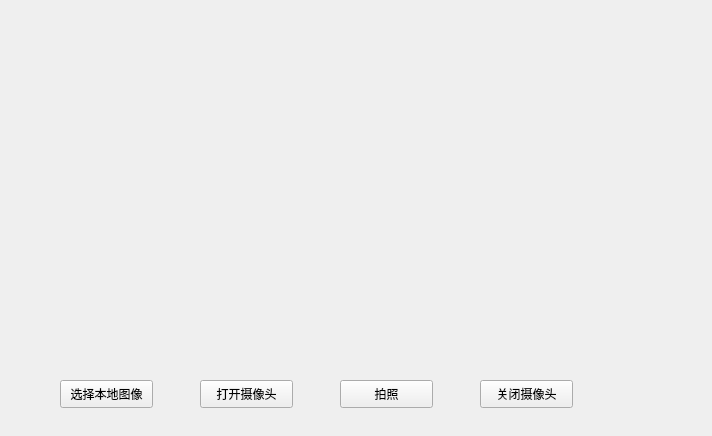
Old version of the form FaceRecognition/facerec.ui in the repository mangzhongGit/FaceRecognition.
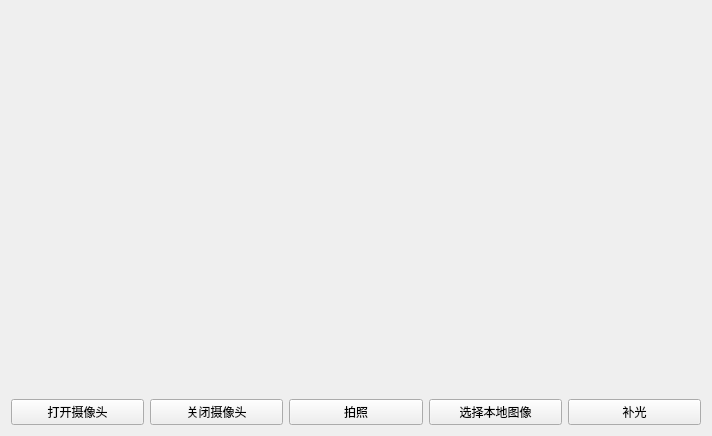
New version of the form.

Commit message: 补光算法初步完成

The edit to the form file:
```diff
--- a/FaceRecognition/facerec.ui
+++ b/FaceRecognition/facerec.ui
@@ -13,71 +13,65 @@
   <property name="windowTitle">
    <string>Form</string>
   </property>
-  <widget class="QPushButton" name="localImgButton">
-   <property name="geometry">
-    <rect>
-     <x>60</x>
-     <y>380</y>
-     <width>93</width>
-     <height>28</height>
-    </rect>
-   </property>
-   <property name="text">
-    <string>选择本地图像</string>
-   </property>
-  </widget>
+  <layout class="QVBoxLayout" name="verticalLayout">
+   <item>
+    <layout class="QHBoxLayout" name="horizontalLayout_2">
+     <item>
   <widget class="QLabel" name="label">
-   <property name="geometry">
-    <rect>
-     <x>160</x>
-     <y>20</y>
-     <width>391</width>
-     <height>281</height>
-    </rect>
-   </property>
+       <property name="text">
+        <string/>
+       </property>
+      </widget>
+     </item>
+     <item>
+      <widget class="QLabel" name="label_2">
    <property name="text">
     <string/>
    </property>
   </widget>
+     </item>
+    </layout>
+   </item>
+   <item>
+    <layout class="QHBoxLayout" name="horizontalLayout">
+     <item>
   <widget class="QPushButton" name="openCameraButton">
-   <property name="geometry">
-    <rect>
-     <x>200</x>
-     <y>380</y>
-     <width>93</width>
-     <height>28</height>
-    </rect>
-   </property>
    <property name="text">
     <string>打开摄像头</string>
    </property>
   </widget>
-  <widget class="QPushButton" name="takePhotoButton">
-   <property name="geometry">
-    <rect>
-     <x>340</x>
-     <y>380</y>
-     <width>93</width>
-     <height>28</height>
-    </rect>
-   </property>
-   <property name="text">
-    <string>拍照</string>
-   </property>
-  </widget>
+     </item>
+     <item>
   <widget class="QPushButton" name="closeCameraButton">
-   <property name="geometry">
-    <rect>
-     <x>480</x>
-     <y>380</y>
-     <width>93</width>
-     <height>28</height>
-    </rect>
-   </property>
    <property name="text">
     <string>关闭摄像头</string>
    </property>
   </widget>
+     </item>
+     <item>
+      <widget class="QPushButton" name="takePhotoButton">
+       <property name="text">
+        <string>拍照</string>
+       </property>
+      </widget>
+     </item>
+     <item>
+      <widget class="QPushButton" name="localImgButton">
+       <property name="text">
+        <string>选择本地图像</string>
+       </property>
+      </widget>
+     </item>
+     <item>
+      <widget class="QPushButton" name="fillLightButton">
+       <property name="text">
+        <string>补光</string>
+       </property>
+      </widget>
+     </item>
+    </layout>
+   </item>
+  </layout>
  </widget>
  <resources/>
  <connections/>
```
Lines whose indentation alone changed are shown as unchanged. The commit also changes 7 other files.
